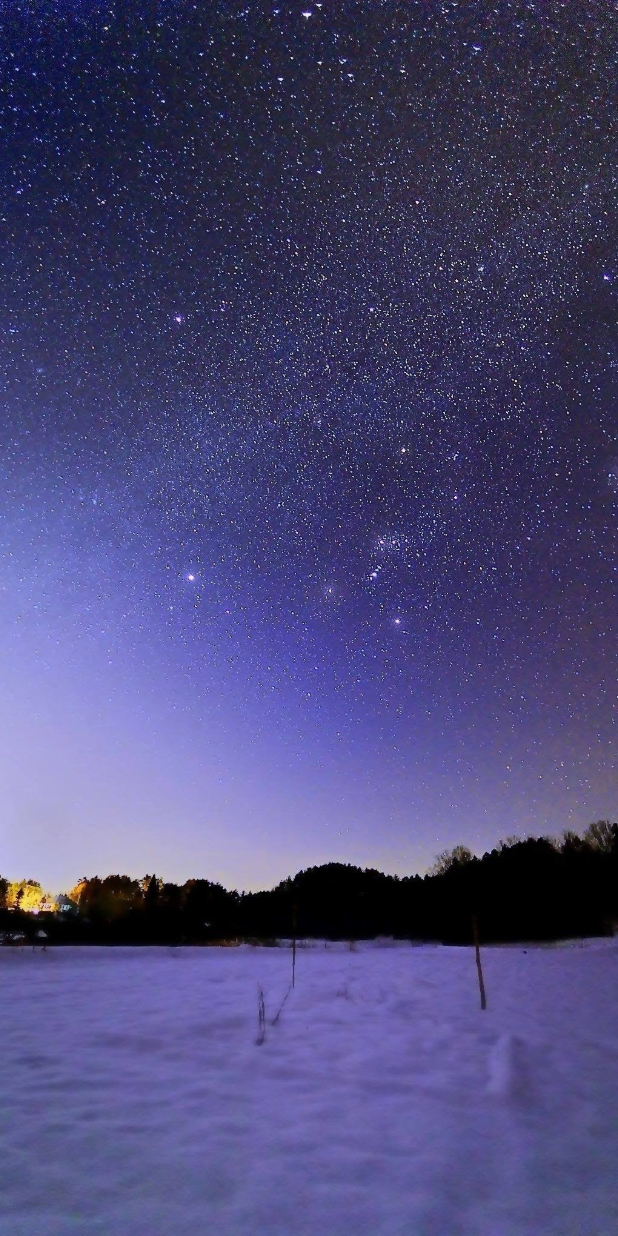
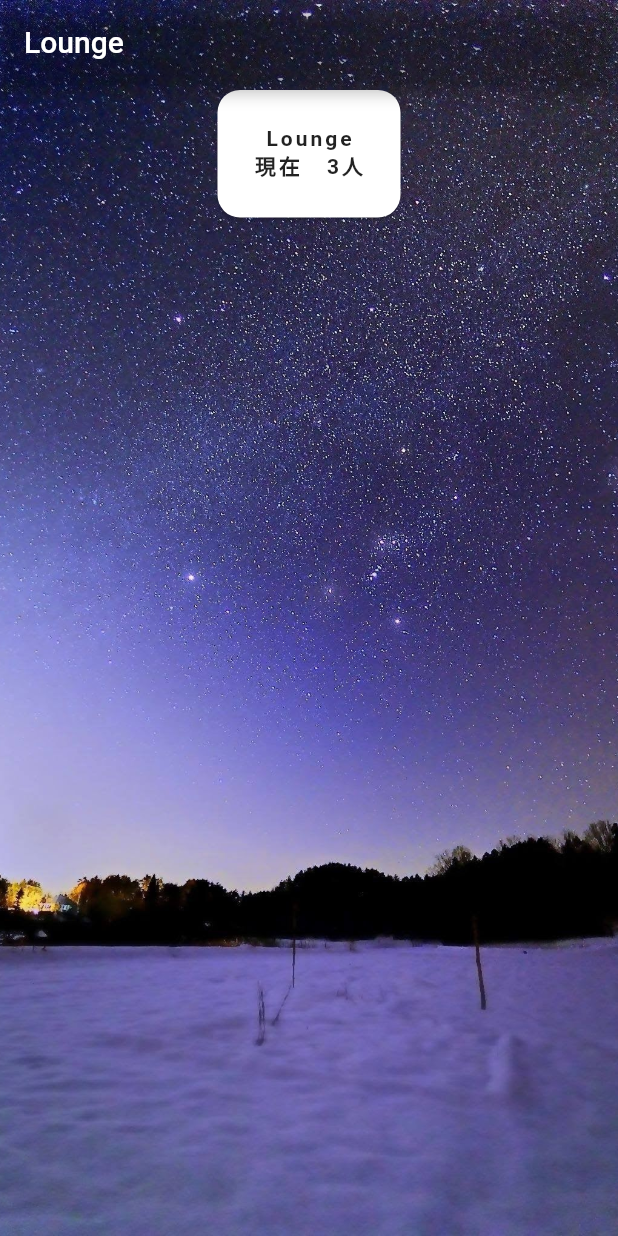
Before and after one commit to Hiroaki-hey-jude/pomodolo, a Flutter app: the screen it shows after launch, on a phone screen of 412 x 824 dp. Run offline on Flutter 3.47's test engine with Material 2 defaults, Android fonts, the phone set to English and light mode, and no system bars; our stand-ins replace firebase_core; accounts and stored records are empty.

Commit message:
ちょっとしゅせい

```diff
--- a/lib/main.dart
+++ b/lib/main.dart
@@ -16,7 +16,12 @@ class MyApp extends StatelessWidget {
     return MaterialApp(
       debugShowCheckedModeBanner: false,
       home: Scaffold(
-        body: HomeScreen(),
+        appBar: AppBar(
+          title: const Text('Lounge'),
+          backgroundColor: Colors.transparent,
+        ),
+        extendBodyBehindAppBar: true,
+        body: const HomeScreen(),
       ),
     );
   }
--- a/lib/screen/home_screen.dart
+++ b/lib/screen/home_screen.dart
@@ -11,11 +11,10 @@ class _HomeScreenState extends State<HomeScreen> {
   @override
   Widget build(BuildContext context) {
     return Scaffold(
-      body: Container(
-        child: Stack(
+      body: Stack(
         children: [
           Container(
-              decoration: BoxDecoration(
+            decoration: const BoxDecoration(
               color: Colors.black,
               image: DecorationImage(
                 image: AssetImage('assets/background.JPG'),
@@ -25,14 +24,46 @@ class _HomeScreenState extends State<HomeScreen> {
           ),
           SafeArea(
             child: SingleChildScrollView(
+              child: Center(
                 child: Column(
-                  children: [],
+                  children: [
+                    Card(
+                      color: Colors.white,
+                      shape: RoundedRectangleBorder(
+                        borderRadius: BorderRadius.circular(15),
+                      ),
+                      child: Padding(
+                        padding: const EdgeInsets.symmetric(
+                          vertical: 24,
+                          horizontal: 24,
+                        ),
+                        child: Column(
+                          children: const [
+                            Text(
+                              'Lounge',
+                              style: TextStyle(
+                                fontWeight: FontWeight.bold,
+                                letterSpacing: 2,
+                              ),
+                            ),
+                            Text(
+                              '現在　3人',
+                              style: TextStyle(
+                                fontWeight: FontWeight.bold,
+                                letterSpacing: 2,
+                              ),
+                            ),
+                          ],
+                        ),
+                      ),
+                    )
+                  ],
+                ),
               ),
             ),
           ),
         ],
       ),
-      ),
     );
   }
 }
```
Lines whose indentation alone changed are shown as unchanged.
